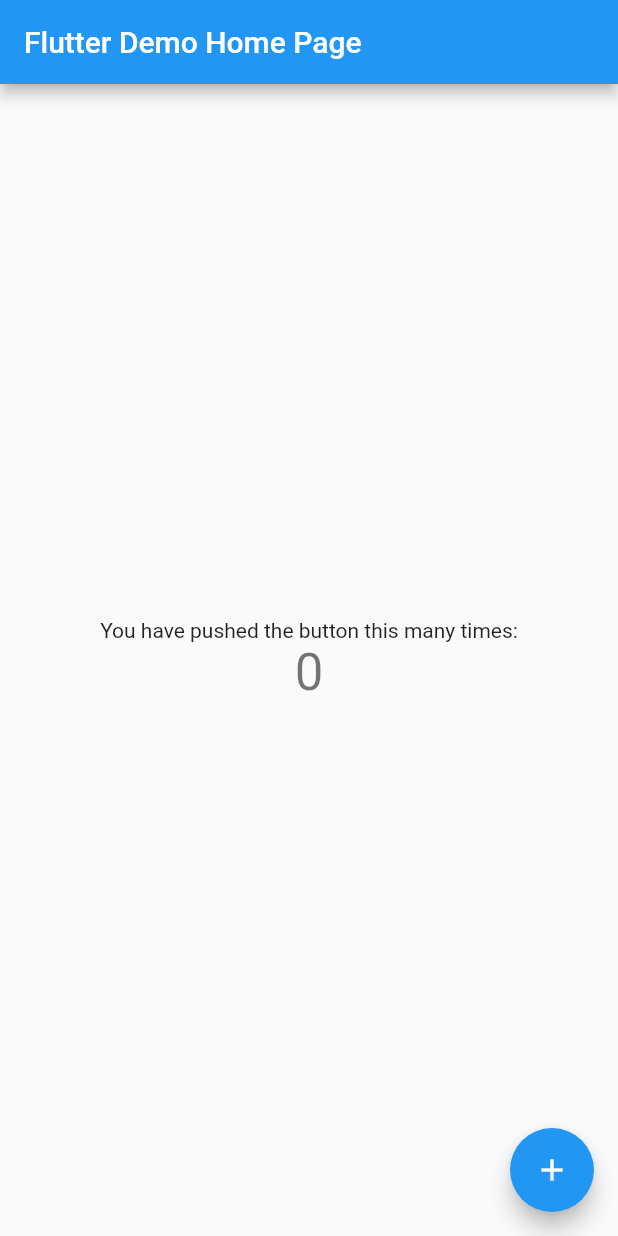
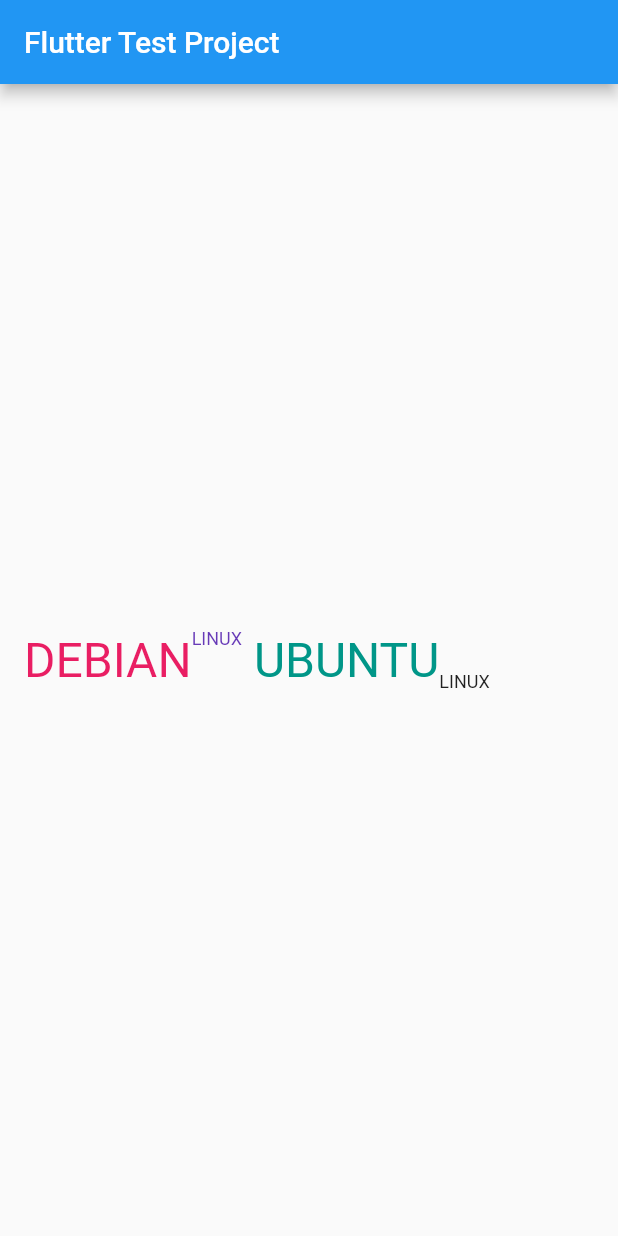
Before and after one commit to NIMP3/Flutter_Test_Project, a Flutter app: the screen it shows after launch, on a phone screen of 412 x 824 dp. Run offline on Flutter 3.47's test engine with Material 2 defaults, Android fonts, the phone set to English and light mode, and no system bars.

Commit message:
Example - Layout Widgets

```diff
--- /dev/null
+++ b/lib/layout_widgets_test.dart
@@ -0,0 +1,81 @@
+import 'package:flutter/material.dart';
+
+class LayoutWidgets extends StatelessWidget {
+
+  @override
+  Widget build(BuildContext context) {
+    return baseLine();
+  }
+
+  Widget aligmentTest () {
+    return Center(
+      child: Container(
+        height: 140,
+        width: 140,
+        color: Colors.blue[50],
+        child: Align(
+          /**Punto de referencia para alineación (center)**/
+          alignment: Alignment(-1, 1),
+          //alignment: Alignment.center,
+          /**Punto de referencia para la alineación (top-left)**/
+          //alignment: FractionalOffset(0.1, 0.6),
+          child: FlutterLogo(
+            size: 70,
+          ),
+        ),
+      ),
+    );
+  }
+
+  Widget aspectRatioTest () {
+    return AspectRatio(
+        aspectRatio: 4/3,
+        child: Container(height: 10.0, width: 10.0, color: Colors.red)
+    );
+  }
+
+  Widget baseLine () {
+    return Center(
+      child: Row(
+        children: <Widget>[
+          Text(
+            "DEBIAN",
+            style: TextStyle(
+                fontSize: 32.0,
+                color: Colors.pink
+            ),
+          ),
+          Baseline(
+            baseline: -10,
+            baselineType: TextBaseline.alphabetic,
+            child: Text(
+              "LINUX",
+              style: TextStyle(
+                  fontSize: 12.0,
+                  color: Colors.deepPurple
+              ),
+            ),
+          ),
+          Text(
+            " UBUNTU",
+            style: TextStyle(
+                fontSize: 32.0,
+                color: Colors.teal
+            ),
+          ),
+          Baseline(
+            baseline: 40,
+            baselineType: TextBaseline.alphabetic,
+            child: Text(
+              "LINUX",
+              style: TextStyle(
+                fontSize: 12.0,
+                color: Colors.black87
+              ),
+            ),
+          )
+        ],
+      )
+    );
+  }
+}
--- a/lib/main.dart
+++ b/lib/main.dart
@@ -1,4 +1,5 @@
 import 'package:flutter/material.dart';
+import 'package:flutter_test_project/layout_widgets_test.dart';
 
 void main() => runApp(MyApp());
 
@@ -20,7 +21,13 @@ class MyApp extends StatelessWidget {
         // is not restarted.
         primarySwatch: Colors.blue,
       ),
-      home: MyHomePage(title: 'Flutter Demo Home Page'),
+      home: Scaffold(
+        appBar: AppBar(title: Text("Flutter Test Project"),),
+        body: Container(
+          margin: EdgeInsets.all(16),
+          child: new LayoutWidgets(),
+        )
+      ),
     );
   }
 }
```
